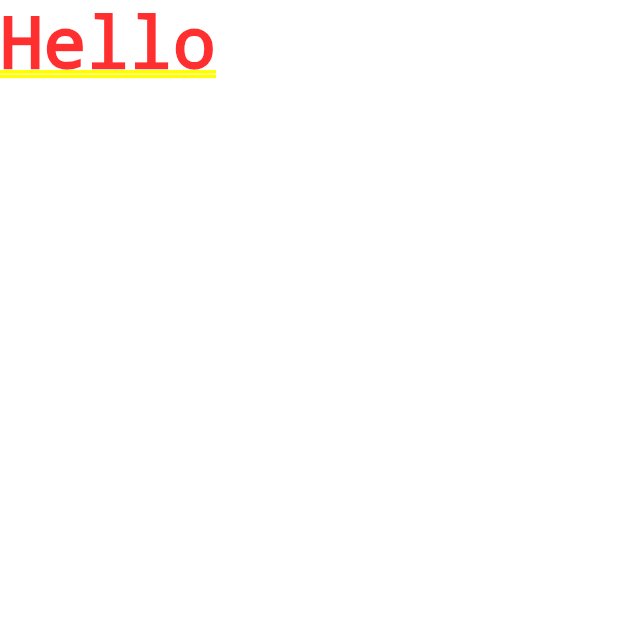
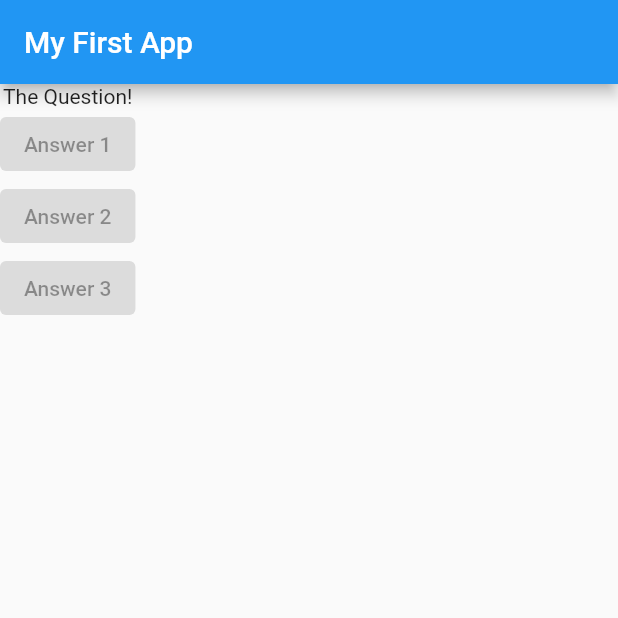
Before and after one commit to henzljw/quiz-app, a Flutter app: the screen it shows after launch, on a phone screen of 412 x 824 dp, the top half of it. Run offline on Flutter 3.47's test engine with Material 2 defaults, Android fonts, the phone set to English and light mode, and no system bars.

Commit message:
Added some basic widgets

```diff
--- a/lib/main.dart
+++ b/lib/main.dart
@@ -5,9 +5,35 @@ void main() {
 }
 
 class MyQuiz extends StatelessWidget {
+  @override
   Widget build(BuildContext context) {
+    var questions = [
+      'What\'s your favourite color?',
+      'what\'s your favourite animal?',
+    ];
     return MaterialApp(
-      home: Text('Hello'),
+      home: Scaffold(
+        appBar: AppBar(
+          title: Text('My First App'),
+        ),
+        body: Column(
+          children: [
+            Text('The Question!'),
+            ElevatedButton(
+              child: Text('Answer 1'),
+              onPressed: null,
+            ),
+            ElevatedButton(
+              child: Text('Answer 2'),
+              onPressed: null,
+            ),
+            ElevatedButton(
+              child: Text('Answer 3'),
+              onPressed: null,
+            ),
+          ],
+        ),
+      ),
     );
   }
 }
```
